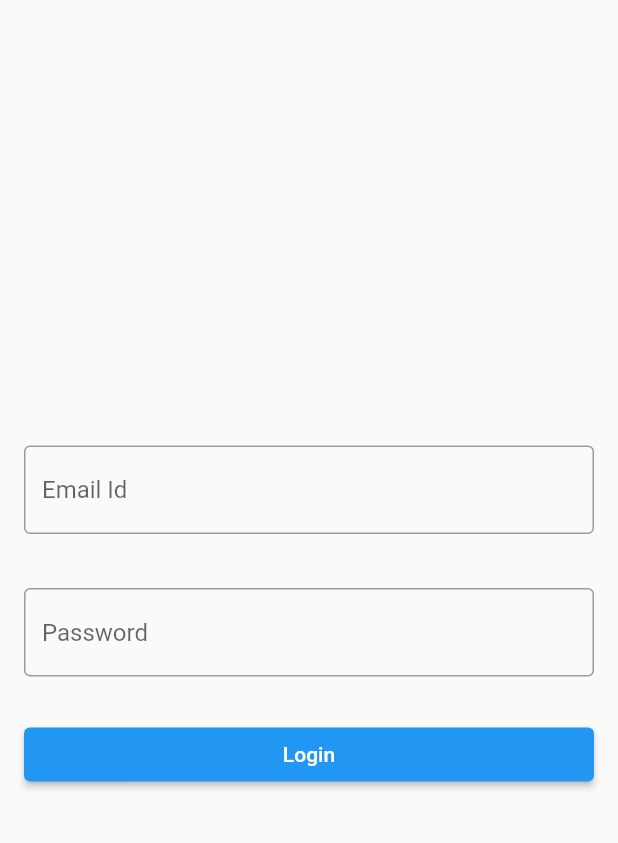
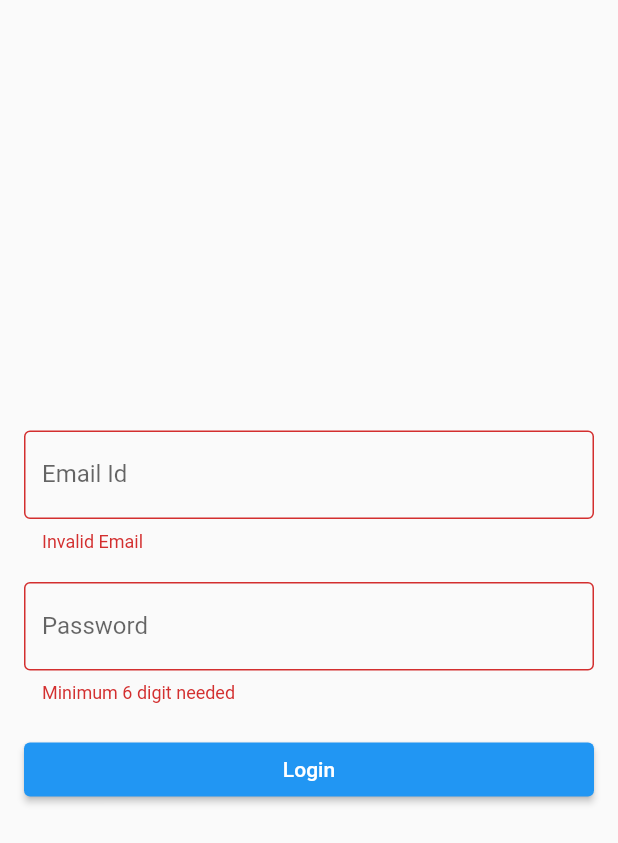
Before and after one commit to ifshaulhaque/Movie, a Flutter app: the screen it shows after launch, after a tap on "Login", on a phone screen of 412 x 824 dp. Shown: the top 843 px of the screen. Run offline on Flutter 3.47's test engine with Material 2 defaults, Android fonts, the phone set to English and light mode, and no system bars; our stand-ins replace dio, shared_preferences.

Commit message:
login code corrections

```diff
--- a/lib/component/edit_text.dart
+++ /dev/null
@@ -1,55 +0,0 @@
-import 'package:flutter/material.dart';
-
-class EditText extends StatefulWidget {
-  String errorMsg = '';
-  String hintText = '';
-  bool obsecureText = false;
-  Function(String value, Function(String errorMsg) setErrorCallback) onChange;
-  EditText(
-      {super.key,
-      String? errorMsg,
-      String? hintText,
-      this.obsecureText = false,
-      required this.onChange}) {
-    this.errorMsg = errorMsg ?? '';
-    this.hintText = hintText ?? '';
-  }
-
-  @override
-  State<EditText> createState() => _EditTextState();
-}
-
-class _EditTextState extends State<EditText> {
-  @override
-  Widget build(BuildContext context) {
-    return Column(
-      crossAxisAlignment: CrossAxisAlignment.end,
-      children: [
-        TextField(
-          obscureText: widget.obsecureText,
-          decoration: InputDecoration(
-            border: const OutlineInputBorder(),
-            hintText: widget.hintText,
-          ),
-          onChanged: (value) {
-            setState(() {
-              widget.errorMsg = '';
-            });
-            widget.onChange(value, (errorMsg) {
-              setState(() {
-                widget.errorMsg = errorMsg;
-              });
-            });
-          },
-        ),
-        const SizedBox(
-          height: 4,
-        ),
-        Text(
-          widget.errorMsg,
-          style: TextStyle(color: Colors.red.shade500),
-        ),
-      ],
-    );
-  }
-}
--- /dev/null
+++ b/lib/resources/string.dart
@@ -0,0 +1,8 @@
+class StringResources {
+  static const String emailId = "Email Id";
+  static const String password = "Password";
+  static const String login = "Login";
+  static const String register = "Register";
+  static const String invalidEmail = "Invalid Email";
+  static const String invalidPassword = "Minimum 6 digit needed";
+}
--- a/lib/screens/login/login.dart
+++ b/lib/screens/login/login.dart
@@ -1,5 +1,5 @@
 import 'package:flutter/material.dart';
-import 'package:movie/component/edit_text.dart';
+import 'package:movie/resources/string.dart';
 import 'package:movie/routes/routes.dart';
 import 'package:shared_preferences/shared_preferences.dart';
 
@@ -15,41 +15,19 @@ class LoginScreen extends StatefulWidget {
 
 class _LoginScreenState extends State<LoginScreen> {
   bool isExistingUser = false;
-  String? emailId;
-  String? password;
-  String btnText = 'Login';
+  TextEditingController emailController = TextEditingController();
+  TextEditingController passwordController = TextEditingController();
+  String btnText = StringResources.login;
   late final SharedPreferences prefs;
+  final _formKey = GlobalKey<FormState>();
 
   void initializeSharedPreference() async{
     prefs = await SharedPreferences.getInstance();
   }
 
-  void findUser() {
-    String? emailId = prefs.getString(LoginScreen.LOGIN_ID);
-    setState(() {
-      isExistingUser = this.emailId != null && this.emailId == emailId;
-      if (isExistingUser) {
-        btnText = 'Login';
-      } else {
-        btnText = 'Register';
-      }
-    });
-  }
-
-  void loginRegisterBtnClicked() {
-    if (emailId != null && password != null) {
-      if (isExistingUser) {
-        String? emailId = prefs.getString(LoginScreen.LOGIN_ID);
-        String? password = prefs.getString(LoginScreen.LOGIN_PASSWORD);
-        if (this.emailId == emailId && this.password == password) {
+  void login() {
     prefs.setBool(LoginScreen.IS_LOGGED_IN, true);
     Navigator.pushReplacementNamed(context, Routes.MOVIE_LIST_SCREEN);
-        }
-      } else {
-        prefs.setString(LoginScreen.LOGIN_ID, emailId!);
-        prefs.setString(LoginScreen.LOGIN_PASSWORD, password!);
-      }
-    }
   }
 
   @override
@@ -59,45 +37,69 @@ class _LoginScreenState extends State<LoginScreen> {
       body: SafeArea(
         child: Padding(
           padding: const EdgeInsets.all(16.0),
+          child: Form(
+            key: _formKey,
             child: Column(
               mainAxisAlignment: MainAxisAlignment.center,
               crossAxisAlignment: CrossAxisAlignment.stretch,
               children: [
-              EditText(
-                  hintText: 'Email Id',
-                  onChange: (value, errorCallback) {
-                    if (!isEmailValid(value)) {
-                      errorCallback("invalid email id");
-                      emailId = null;
+                TextFormField(
+                  controller: emailController,
+                  decoration: const InputDecoration(
+                    labelText: StringResources.emailId,
+                    border: OutlineInputBorder(),
+                  ),
+                  validator: (String? value) {
+                    return isEmailValid(value!) ? null : StringResources.invalidEmail;
+                  },
+                  onChanged: (String? value) {
+                    if (isEmailValid(value!)) {
+                      if (value == prefs.get(LoginScreen.LOGIN_ID)) {
+                        btnText = StringResources.login;
                       } else {
-                      emailId = value;
+                        btnText = StringResources.register;
                       }
-                    findUser();
-                  }),
+                      setState(() {});
+                    }
+                  },
+                ),
                 const SizedBox(
-                height: 16,
+                  height: 20,
                 ),
-              EditText(
-                  hintText: 'Password',
-                  obsecureText: true,
-                  onChange: (value, errorCallback) {
-                    if (value.length < 6) {
-                      errorCallback("Minimum 6 digit required");
-                      password = null;
-                    } else {
-                      password = value;
-                    }
-                  }),
+                TextFormField(
+                  controller: passwordController,
+                  obscureText: true,
+                  decoration: const InputDecoration(
+                    labelText: StringResources.password,
+                    border: OutlineInputBorder(),
+                  ),
+                  validator: (String? value) {
+                    return value!.length >= 6 ? null : StringResources.invalidPassword;
+                  },
+                ),
                 const SizedBox(
-                height: 8,
+                  height: 20,
                 ),
                 ElevatedButton(
-                onPressed: loginRegisterBtnClicked,
+                  onPressed: () {
+                    if (_formKey.currentState!.validate()) {
+                      if (emailController.value.text == prefs.get(LoginScreen.LOGIN_ID)) {
+                        if (passwordController.value.text == prefs.getString(LoginScreen.LOGIN_PASSWORD)) {
+                          login();
+                        }
+                      } else {
+                        prefs.setString(LoginScreen.LOGIN_ID, emailController.value.text);
+                        prefs.setString(LoginScreen.LOGIN_PASSWORD, passwordController.value.text);
+                        login();
+                      }
+                    }
+                  },
                   child: Text(
                     btnText,
                   ),
                 )
               ],
+            ),
           ),
         ),
       ),
```
Lines whose indentation alone changed are shown as unchanged.
